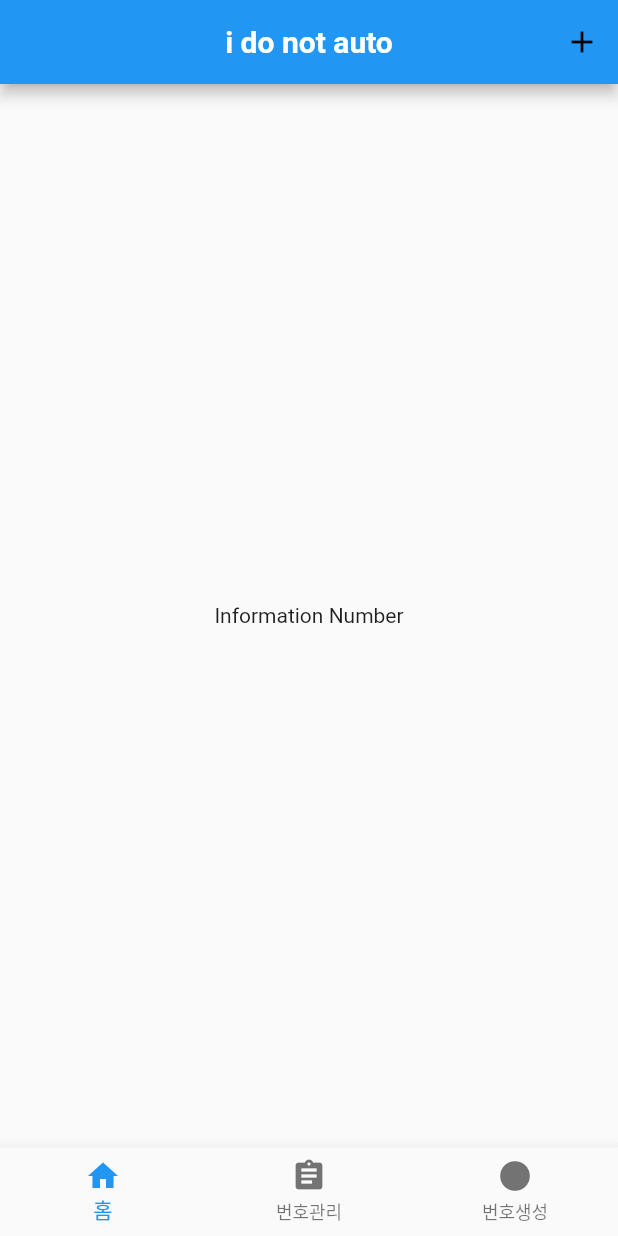
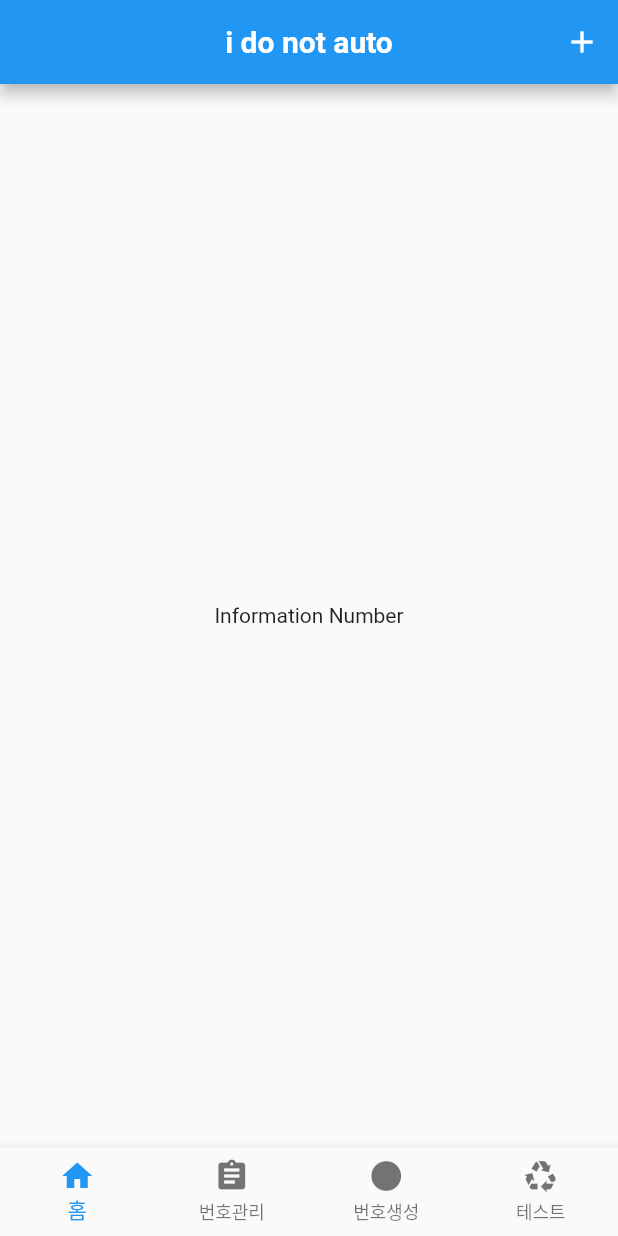
Before and after one commit to oungkee/lotto, a Flutter app: the screen it shows after launch, on a phone screen of 412 x 824 dp. Run offline on Flutter 3.47's test engine with Material 2 defaults, Android fonts, the phone set to English and light mode, and no system bars.

```diff
--- a/lib/main.dart
+++ b/lib/main.dart
@@ -3,6 +3,7 @@ import 'package:flutter/material.dart';
 import 'informNum.dart'; // 당첨번호 및 등록번호 당첨 여부
 import 'manageNum.dart'; // 번호 관리
 import 'makeNum.dart'; // 번호 생성
+import 'test.dart'; //테스트
 
 // 다시한번 커밋
 void main() => runApp(const MyApp());
@@ -14,10 +15,10 @@ class MyApp extends StatelessWidget {
   Widget build(BuildContext context) {
     return MaterialApp(
       title: 'i do not auto lotto',
-      theme: ThemeData(
-        primarySwatch: Colors.blue,
-        // primaryColor: Colors.white,
-      ),
+      // theme: ThemeData(
+      //     // primarySwatch: Colors.blue,
+      //     // primaryColor: Colors.white,
+      //     ),
       home: MyHome(),
       debugShowCheckedModeBanner: false,
     );
@@ -34,9 +35,11 @@ class MyHome extends StatefulWidget {
 class _MyHomeState extends State<MyHome> {
   var _index = 0; // 페이지 인덱스 0,1,2
   final _pages = [
+    // page 변수를 index 별 이동할 클래스를 설정한다. 0,1,2
     const informNum(),
     const manageNum(),
     const makeNum(),
+    const test(),
   ];
 
   @override
@@ -54,7 +57,7 @@ class _MyHomeState extends State<MyHome> {
           IconButton(
             icon: const Icon(
               Icons.add,
-              color: Colors.black, // 앱의 전체 테마를 수정했다면 작성하지 않아도 됨.
+              // color: Colors.black, // 앱의 전체 테마를 수정했다면 작성하지 않아도 됨.
             ),
             onPressed: () {},
           )
@@ -63,6 +66,7 @@ class _MyHomeState extends State<MyHome> {
       ),
       body: _pages[_index],
       bottomNavigationBar: BottomNavigationBar(
+          type: BottomNavigationBarType.fixed, // 중요!! item이 4개 이상일 경우 추가
           onTap: (index) {
             setState(() {
               _index = index; //선택된 탭의 인덱스로 _index를 변경.
@@ -83,6 +87,10 @@ class _MyHomeState extends State<MyHome> {
               label: '번호생성',
               icon: Icon(Icons.circle),
             ),
+            BottomNavigationBarItem(
+              label: '테스트',
+              icon: Icon(Icons.recycling),
+            ),
           ]),
     );
   }
```
Also changed, not shown: lib/test.dart (added, +12 -0 lines).
